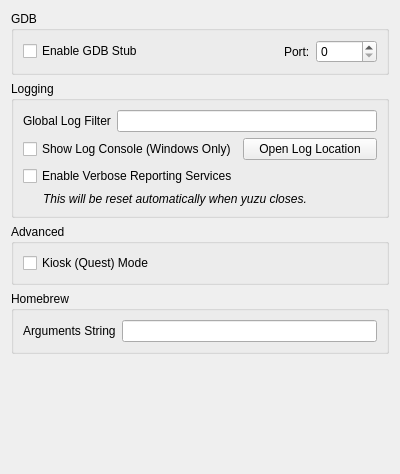
Above: src/yuzu/configuration/configure_debug.ui from yuzu-emu-mirror/yuzu before the change. Below: the same form after it.
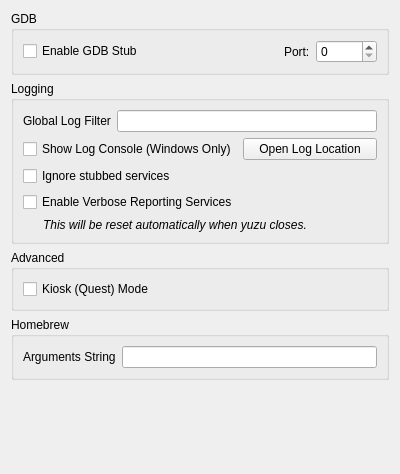
That is the form after the change.

Commit message: LOG: New log level, Stubbed

The edit to the form file:
```diff
--- a/src/yuzu/configuration/configure_debug.ui
+++ b/src/yuzu/configuration/configure_debug.ui
@@ -103,6 +103,17 @@
         </item>
        </layout>
       </item>
+      <item>
+       <layout class="QHBoxLayout" name="horizontalLayout_3">
+        <item>
+         <widget class="QCheckBox" name="toggle_stubbed_logging">
+          <property name="text">
+           <string>Ignore stubbed services</string>
+          </property>
+         </widget>
+        </item>
+       </layout>
+      </item>
       <item>
        <widget class="QCheckBox" name="reporting_services">
         <property name="text">
```
The commit also changes 50 other files.
